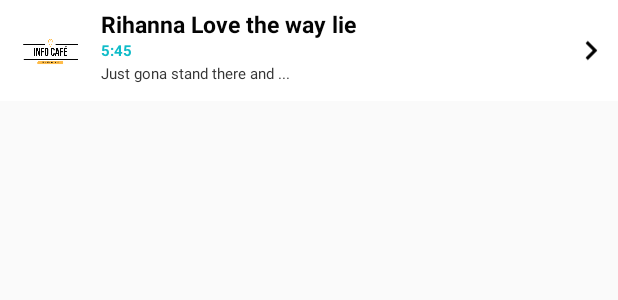
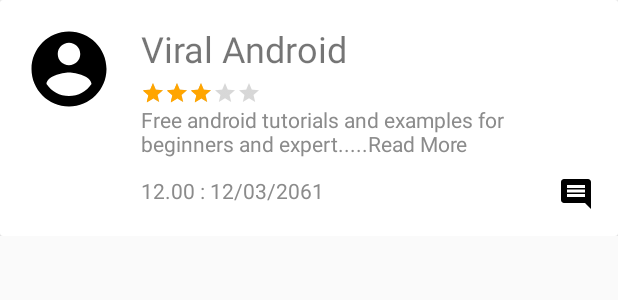
Before and after one commit to llsit/coffees, an Android app: the layout item_review_list.xml on its own in the app's theme, with its tools: preview values and no code run, on a phone screen of 412 x 824 dp. Shown: the top 300 px of the screen. Run offline under Robolectric (Android 15) with nearby library versions, the phone set to English and light mode, and no system bars.

Commit message:
edit little

```diff
--- a/app/build.gradle
+++ b/app/build.gradle
@@ -67,6 +67,7 @@ def library = dependence {
     implementation 'com.akexorcist:localizationactivity:1.2.2'
     implementation 'com.github.clans:fab:1.6.4'
     implementation 'me.zhanghai.android.materialratingbar:library:1.2.0'
+    implementation 'com.github.ivbaranov:materialfavoritebutton:0.1.4'
 
     implementation('io.nlopez.smartlocation:library:3.3.3') {
         transitive = false
--- a/app/src/main/java/com/cmu/nuts/coffee9/main/data_shop/ReviewDataShopFragment.java
+++ b/app/src/main/java/com/cmu/nuts/coffee9/main/data_shop/ReviewDataShopFragment.java
@@ -24,11 +24,9 @@ import com.google.firebase.database.DataSnapshot;
 import com.google.firebase.database.DatabaseError;
 import com.google.firebase.database.DatabaseReference;
 import com.google.firebase.database.FirebaseDatabase;
-import com.google.firebase.database.Query;
 import com.google.firebase.database.ValueEventListener;
 
 import java.util.ArrayList;
-import java.util.List;
 import java.util.Objects;
 
 import butterknife.BindView;
@@ -83,6 +81,7 @@ public class ReviewDataShopFragment extends Fragment {
                     Review review = reviewSnapshot.getValue(Review.class);
                     if (Objects.requireNonNull(review).getRid() != null){
                         arrayList.add(review.getDetail());
+//                        arrayList.add(review.getDatetime());
                     } else {
                         Toast.makeText(getContext(), "Something wrong,We can't get the review right now." + shopID, Toast.LENGTH_LONG).show();
                     }
@@ -92,7 +91,7 @@ public class ReviewDataShopFragment extends Fragment {
                     data_shop_message.setVisibility(View.VISIBLE);
                 } else {
                     data_shop_message.setVisibility(View.GONE);
-                    arrayAdapter = new ArrayAdapter<>(activity, R.layout.item_review_list, R.id.show, arrayList);
+                    arrayAdapter = new ArrayAdapter<>(activity, R.layout.item_review_list, R.id.item_review_description, arrayList);
                     listView.setAdapter(arrayAdapter);
                 }
             }
--- /dev/null
+++ b/app/src/main/res/drawable/ic_fav.xml
@@ -0,0 +1,5 @@
+<vector android:height="24dp" android:tint="#FF0000"
+    android:viewportHeight="24.0" android:viewportWidth="24.0"
+    android:width="24dp" xmlns:android="http://schemas.android.com/apk/res/android">
+    <path android:fillColor="#FF000000" android:pathData="M12,21.35l-1.45,-1.32C5.4,15.36 2,12.28 2,8.5 2,5.42 4.42,3 7.5,3c1.74,0 3.41,0.81 4.5,2.09C13.09,3.81 14.76,3 16.5,3 19.58,3 22,5.42 22,8.5c0,3.78 -3.4,6.86 -8.55,11.54L12,21.35z"/>
+</vector>
--- /dev/null
+++ b/app/src/main/res/drawable/ic_not_fav.xml
@@ -0,0 +1,5 @@
+<vector android:height="24dp" android:tint="#FF0000"
+    android:viewportHeight="24.0" android:viewportWidth="24.0"
+    android:width="24dp" xmlns:android="http://schemas.android.com/apk/res/android">
+    <path android:fillColor="#FF000000" android:pathData="M16.5,3c-1.74,0 -3.41,0.81 -4.5,2.09C10.91,3.81 9.24,3 7.5,3 4.42,3 2,5.42 2,8.5c0,3.78 3.4,6.86 8.55,11.54L12,21.35l1.45,-1.32C18.6,15.36 22,12.28 22,8.5 22,5.42 19.58,3 16.5,3zM12.1,18.55l-0.1,0.1 -0.1,-0.1C7.14,14.24 4,11.39 4,8.5 4,6.5 5.5,5 7.5,5c1.54,0 3.04,0.99 3.57,2.36h1.87C13.46,5.99 14.96,5 16.5,5c2,0 3.5,1.5 3.5,3.5 0,2.89 -3.14,5.74 -7.9,10.05z"/>
+</vector>
--- a/app/src/main/res/layout/item_review_list.xml
+++ b/app/src/main/res/layout/item_review_list.xml
@@ -1,76 +1,108 @@
 <?xml version="1.0" encoding="utf-8"?>
-<RelativeLayout xmlns:android="http://schemas.android.com/apk/res/android"
-    android:layout_width="wrap_content"
+<LinearLayout xmlns:android="http://schemas.android.com/apk/res/android"
+    xmlns:app="http://schemas.android.com/apk/res-auto"
+    android:layout_width="match_parent"
     android:layout_height="wrap_content"
-    android:background="@color/color_white"
-    android:orientation="horizontal"
-    android:padding="5dip">
+    android:orientation="vertical">
 
-    <!--  ListRow Left sied Thumbnail image -->
-    <LinearLayout
-        android:id="@+id/thumbnail"
-        android:layout_width="wrap_content"
-        android:layout_height="wrap_content"
-        android:layout_alignParentStart="true"
-        android:layout_marginEnd="5dp"
-        android:background="@color/color_white"
-        android:padding="3dip">
+    <android.support.v7.widget.CardView
+        android:id="@+id/item_review_cardview"
+        android:layout_width="match_parent"
+        android:layout_height="wrap_content">
 
-        <ImageView
-            android:id="@+id/list_image"
-            android:layout_width="50dip"
-            android:layout_height="50dip"
-            android:src="@drawable/logo" />
+        <RelativeLayout
+            android:layout_width="match_parent"
+            android:layout_height="wrap_content"
+            android:background="#fff"
+            android:elevation="4dp"
+            android:padding="16dp">
 
-    </LinearLayout>
+            <ImageView
+                android:id="@+id/item_review_image"
+                android:layout_width="60dp"
+                android:layout_height="60dp"
+                android:layout_alignParentTop="true"
+                android:layout_marginEnd="18dp"
+                android:src="@drawable/ic_profile" />
 
-    <!-- Title Of Song-->
-    <TextView
-        android:id="@+id/show"
-        android:layout_width="wrap_content"
-        android:layout_height="wrap_content"
-        android:layout_alignTop="@+id/thumbnail"
-        android:layout_toEndOf="@+id/thumbnail"
-        android:text="Rihanna Love the way lie"
-        android:textColor="#040404"
-        android:textSize="15dip"
-        android:textStyle="bold"
-        android:typeface="sans" />
+            <TextView
+                android:id="@+id/item_review_name_reviewer"
+                android:layout_width="wrap_content"
+                android:layout_height="wrap_content"
+                android:layout_alignParentTop="true"
+                android:layout_toEndOf="@+id/item_review_image"
+                android:paddingBottom="5dp"
+                android:text="Viral Android"
+                android:textSize="24sp" />
 
+            <RatingBar
+                android:id="@+id/item_review_ratingBar"
+                style="?android:attr/ratingBarStyleSmall"
+                android:layout_width="wrap_content"
+                android:layout_height="wrap_content"
+                android:layout_below="@+id/item_review_name_reviewer"
+                android:layout_toEndOf="@+id/item_review_image"
+                android:numStars="5"
+                android:rating="3.0"
+                android:stepSize="1.0" />
 
+            <TextView
+                android:id="@+id/item_review_description"
+                android:layout_width="wrap_content"
+                android:layout_height="wrap_content"
+                android:layout_below="@+id/item_review_ratingBar"
+                android:layout_toEndOf="@+id/item_review_image"
+                android:text="Free android tutorials and examples for beginners and expert.....Read More"
+                android:textColor="#8b8b8b" />
 
-    <!-- Rightend Duration -->
-    <TextView
-        android:id="@+id/datetime"
-        android:layout_width="wrap_content"
-        android:layout_height="wrap_content"
-        android:layout_below="@+id/show"
-        android:layout_marginRight="5dip"
-        android:layout_toEndOf="@+id/thumbnail"
-        android:gravity="right"
-        android:text="5:45"
-        android:textColor="#10bcc9"
-        android:textSize="10dp"
-        android:textStyle="bold" />
+            <TextView
+                android:id="@+id/item_review_datetime"
+                android:layout_width="wrap_content"
+                android:layout_height="wrap_content"
+                android:layout_below="@+id/item_review_description"
+                android:layout_marginTop="12sp"
+                android:layout_toEndOf="@+id/item_review_image"
+                android:text="12.00 : 12/03/2061"
+                android:textColor="#8b8b8b" />
 
-    <!-- Artist Name -->
-    <TextView
-        android:id="@+id/artist"
-        android:layout_width="wrap_content"
-        android:layout_height="wrap_content"
-        android:layout_below="@id/datetime"
-        android:layout_marginTop="1dip"
-        android:layout_toEndOf="@+id/thumbnail"
-        android:text="Just gona stand there and ..."
-        android:textColor="#343434"
-        android:textSize="10dip" />
+            <ImageView
+                android:id="@+id/item_reivew_comment"
+                android:layout_width="wrap_content"
+                android:layout_height="wrap_content"
+                android:layout_alignParentRight="true"
+                android:layout_below="@+id/item_review_description"
+                android:layout_marginTop="12sp"
+                android:src="@drawable/ic_comment_black_24dp" />
 
-    <!-- Rightend Arrow -->
-    <ImageView
-        android:layout_width="25dp"
-        android:layout_height="34dp"
-        android:layout_alignParentEnd="true"
-        android:layout_centerVertical="true"
-        android:src="@drawable/ic_next" />
+            <TextView
+                android:id="@+id/item_review_uid"
+                android:layout_width="wrap_content"
+                android:layout_height="wrap_content"
+                android:layout_below="@+id/item_review_ratingBar"
+                android:layout_toEndOf="@+id/item_review_image"
+                android:text="Free android tutorials and examples for beginners and expert."
+                android:textColor="#8b8b8b"
+                android:visibility="gone"/>
+            <TextView
+                android:id="@+id/item_review_sid"
+                android:layout_width="wrap_content"
+                android:layout_height="wrap_content"
+                android:layout_below="@+id/item_review_ratingBar"
+                android:layout_toEndOf="@+id/item_review_image"
+                android:text="Free android tutorials and examples for beginners and expert."
+                android:textColor="#8b8b8b"
+                android:visibility="gone"/>
+            <TextView
+                android:id="@+id/item_review_rid"
+                android:layout_width="wrap_content"
+                android:layout_height="wrap_content"
+                android:layout_below="@+id/item_review_ratingBar"
+                android:layout_toEndOf="@+id/item_review_image"
+                android:text="Free android tutorials and examples for beginners and expert."
+                android:textColor="#8b8b8b"
+                android:visibility="gone"/>
+        </RelativeLayout>
 
-</RelativeLayout>
+    </android.support.v7.widget.CardView>
+
+</LinearLayout>
```
Also changed, not shown: app/src/main/res/layout/item_shop.xml (+47 -19 lines).
